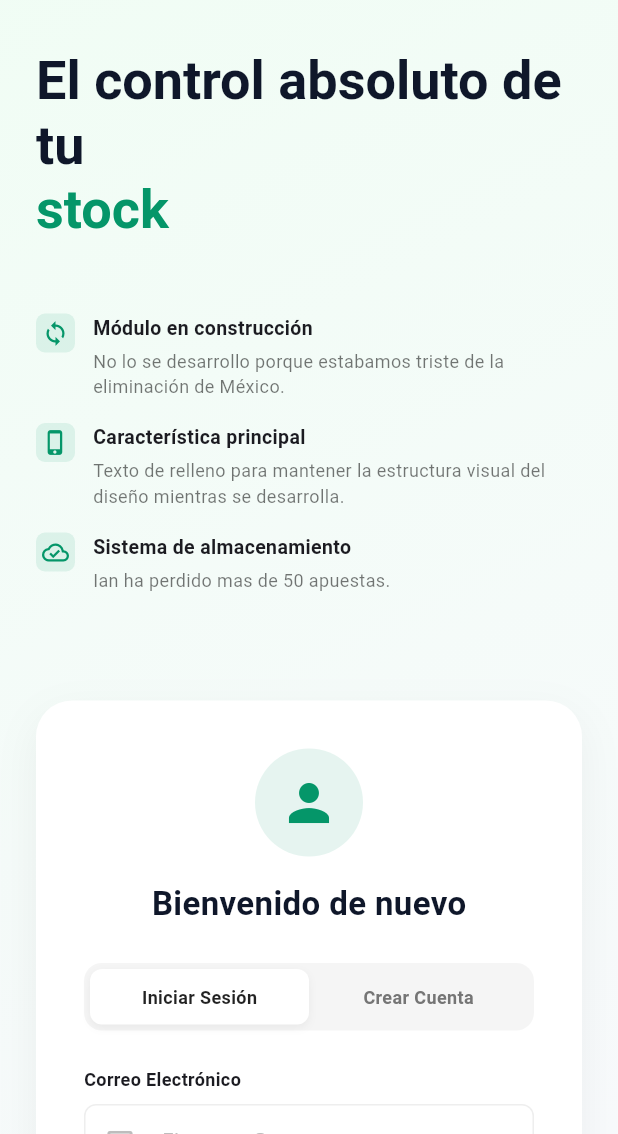
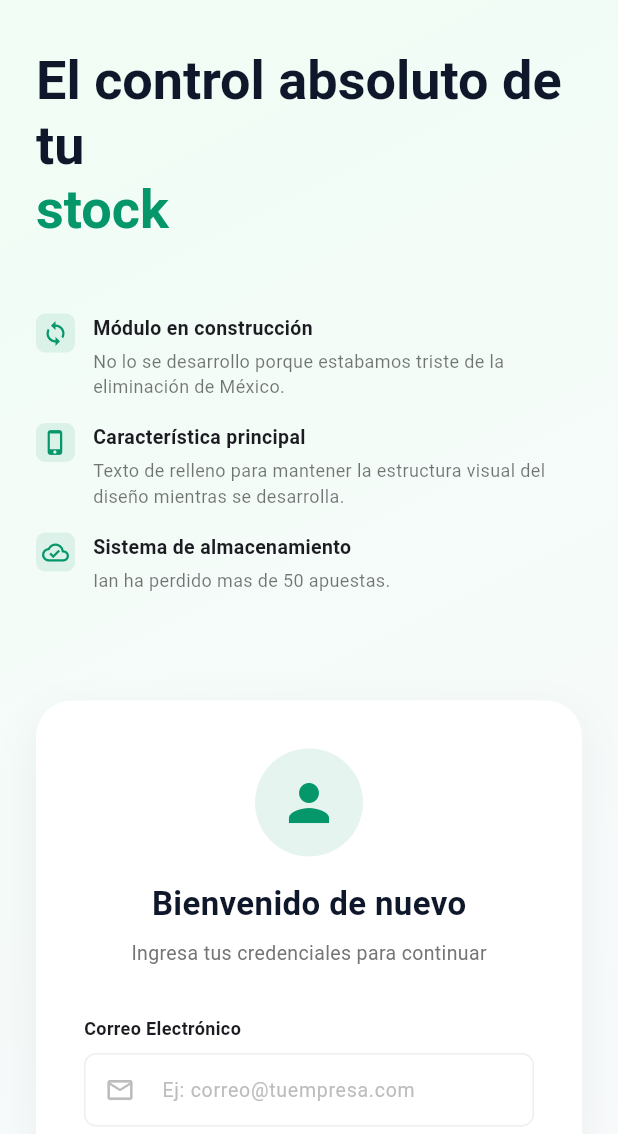
Before and after one commit to moviles-tin-2026/loggin_app-equipo4, a Flutter app: the screen it shows after launch, on a phone screen of 412 x 824 dp, the part 102-1236 px from its top. Run offline on Flutter 3.47's test engine with Material 3 defaults, Android fonts, the phone set to English and light mode, and no system bars; our stand-ins replace cloud_firestore, firebase_auth, firebase_core; accounts and stored records are empty.

Commit message:
Cambios al Archivo login_page.dart: Se quito el boton de Crear cuenta, ya que no debe de poder crearse una cuenta desde el inicio. Solo el administrador tiene la opción de crear los usuarios o cuentas

```diff
--- a/lib/login_page.dart
+++ b/lib/login_page.dart
@@ -1,6 +1,6 @@
 import 'package:flutter/material.dart';
 import 'package:firebase_auth/firebase_auth.dart';
-import 'package:cloud_firestore/cloud_firestore.dart'; // IMPORTANTE: Agregado para leer Firestore
+import 'package:cloud_firestore/cloud_firestore.dart';
 import 'inventory_page.dart';
 
 
@@ -19,7 +19,6 @@ class _LoginPageState extends State<LoginPage> {
   final _passwordController = TextEditingController();
   bool _obscurePassword = true;
   bool _isLoading = false;
-  bool _isLogin = true;
 
 
   final Color _primaryDark = const Color(0xFF0F172A);
@@ -280,21 +279,12 @@ class _LoginPageState extends State<LoginPage> {
                     CircleAvatar(radius: 36, backgroundColor: _accentGreen.withOpacity(0.1), child: Icon(Icons.person, size: 40, color: _accentGreen)),
                     const SizedBox(height: 16),
                     Text('Bienvenido de nuevo', style: TextStyle(fontSize: 22, fontWeight: FontWeight.bold, color: _primaryDark)),
+                    const SizedBox(height: 8),
+                    Text('Ingresa tus credenciales para continuar', style: TextStyle(fontSize: 13, color: Colors.grey.shade600)),
                   ],
                 ),
               ),
-              const SizedBox(height: 24),
-              Container(
-                padding: const EdgeInsets.all(4),
-                decoration: BoxDecoration(color: Colors.grey.shade100, borderRadius: BorderRadius.circular(12)),
-                child: Row(
-                  children: [
-                    Expanded(child: _buildTabButton('Iniciar Sesión', _isLogin, true)),
-                    Expanded(child: _buildTabButton('Crear Cuenta', !_isLogin, false)),
-                  ],
-                ),
-              ),
-              const SizedBox(height: 24),
+              const SizedBox(height: 32), // Ajustamos el espaciado ya que quitamos los botones
               const Text('Correo Electrónico', style: TextStyle(fontSize: 12, fontWeight: FontWeight.bold)),
               const SizedBox(height: 8),
               TextFormField(
@@ -363,23 +353,6 @@ class _LoginPageState extends State<LoginPage> {
   }
 
 
-  Widget _buildTabButton(String text, bool isActive, bool isLoginTab) {
-    return GestureDetector(
-      onTap: () => setState(() => _isLogin = isLoginTab),
-      child: Container(
-        padding: const EdgeInsets.symmetric(vertical: 10),
-        decoration: BoxDecoration(
-          color: isActive ? Colors.white : Colors.transparent,
-          borderRadius: BorderRadius.circular(8),
-          boxShadow: isActive ? [BoxShadow(color: Colors.black.withOpacity(0.05), blurRadius: 4, offset: const Offset(0, 2))] : null,
-        ),
-        alignment: Alignment.center,
-        child: Text(text, style: TextStyle(fontSize: 12, fontWeight: FontWeight.bold, color: isActive ? Colors.black87 : Colors.grey.shade600)),
-      ),
-    );
-  }
-
-
   InputDecoration _inputDecoration({required String hint, required IconData icon}) {
     return InputDecoration(
       hintText: hint,
```
